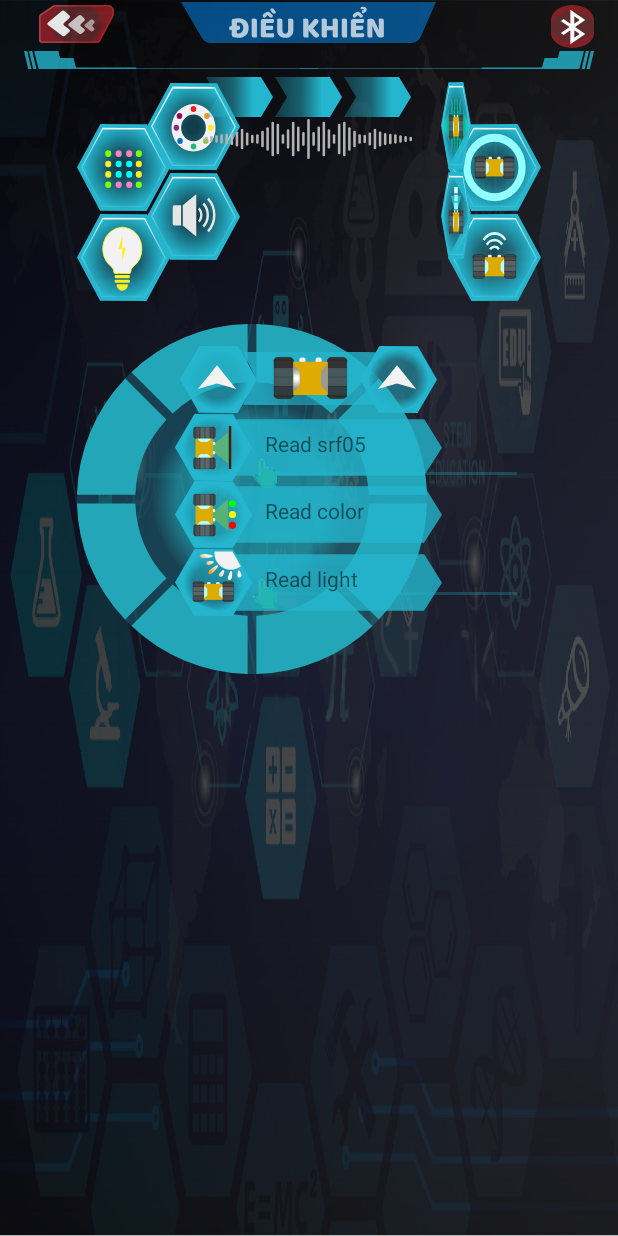
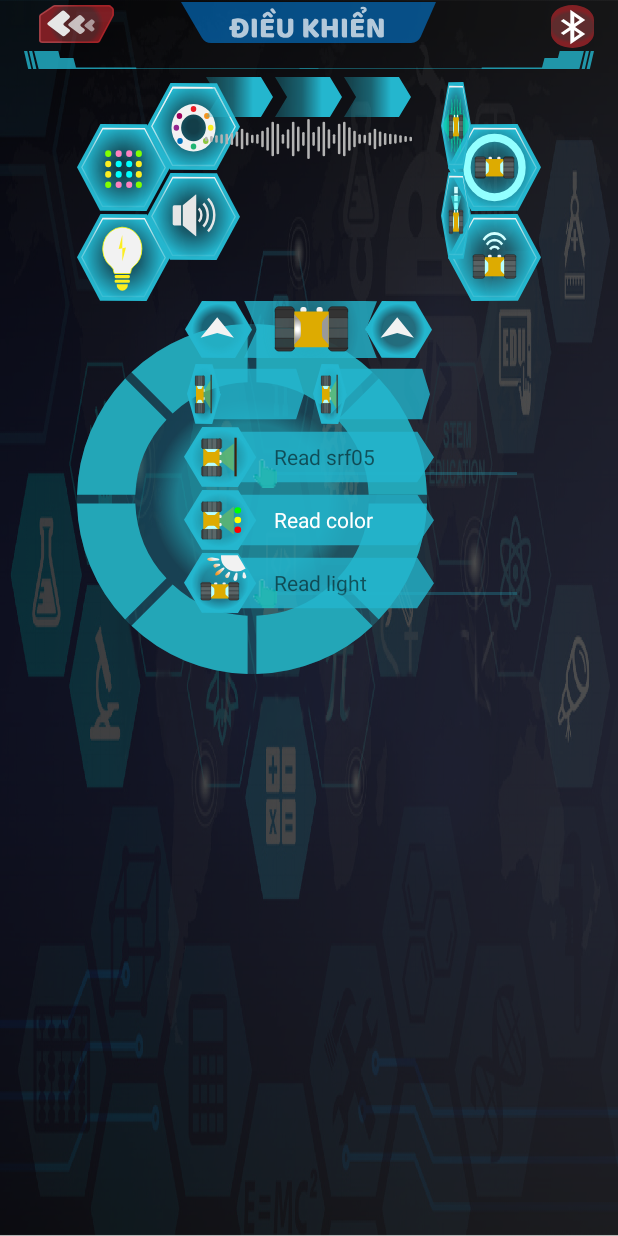
Before and after one commit to phandinhbacptit/appRobot, an Android app: the layout activity_control.xml on its own in the app's theme, with its tools: preview values and no code run, on a phone screen of 412 x 824 dp. Run offline under Robolectric (Android 15) with nearby library versions, the phone set to English and light mode, and no system bars.

Commit message:
app can control Button, led RGB, led matrix, buzzer, read line, read srf05, read light

```diff
--- a/app/src/main/res/drawable/ic_mode2.xml
+++ b/app/src/main/res/drawable/ic_mode2.xml
@@ -13,8 +13,8 @@
           android:startX="0"
           android:endX="21"
           android:type="linear">
-        <item android:offset="0.06" android:color="#4C24B6CE"/>
-        <item android:offset="0.4" android:color="#7F24B6CE"/>
+        <item android:offset="0.06" android:color="#FF24B6CE"/>
+        <item android:offset="0.4" android:color="#FF24B6CE"/>
         <item android:offset="0.7" android:color="#FF24B6CE"/>
       </gradient>
     </aapt:attr>
--- a/app/src/main/res/drawable/ic_mode3.xml
+++ /dev/null
@@ -1,22 +0,0 @@
-<vector xmlns:android="http://schemas.android.com/apk/res/android"
-    xmlns:aapt="http://schemas.android.com/aapt"
-    android:width="21dp"
-    android:height="13dp"
-    android:viewportWidth="21"
-    android:viewportHeight="13">
-  <path
-      android:pathData="M17.22,0l-17.22,0l3.78,6.5l-3.78,6.5l17.22,0l3.78,-6.5l-3.78,-6.5z">
-    <aapt:attr name="android:fillColor">
-      <gradient
-          android:startY="6.5"
-          android:endY="6.5"
-          android:startX="0"
-          android:endX="21"
-          android:type="linear">
-        <item android:offset="0.06" android:color="#4C24B6CE"/>
-        <item android:offset="0.4" android:color="#7F24B6CE"/>
-        <item android:offset="0.7" android:color="#FF24B6CE"/>
-      </gradient>
-    </aapt:attr>
-  </path>
-</vector>
--- a/app/src/main/res/layout/activity_control.xml
+++ b/app/src/main/res/layout/activity_control.xml
@@ -139,7 +139,7 @@
                 android:layout_toRightOf="@+id/btnMode1"
                 android:layout_marginLeft="1dp"
                 android:layout_marginTop="0dp"
-                android:background="@drawable/ic_mode2" />
+                android:background="@drawable/ic_mode1" />
             <ImageButton
                 android:id="@+id/btnMode3"
                 android:layout_width="20pt"
@@ -147,7 +147,7 @@
                 android:layout_toRightOf="@+id/btnMode2"
                 android:layout_marginLeft="1dp"
                 android:layout_marginTop="0dp"
-                android:background="@drawable/ic_mode3" />
+                android:background="@drawable/ic_mode1" />
 
         </RelativeLayout>
         <RelativeLayout
@@ -274,51 +274,73 @@
             android:layout_width="wrap_content"
             android:layout_height="wrap_content"
             android:id="@+id/layoutGetLine"
-            android:layout_marginTop="30dp"
+            android:layout_marginTop="0dp"
             android:orientation ="horizontal"
             android:layout_centerHorizontal="true">
             <TextView
                 android:id="@+id/line_left"
-                android:layout_width="23pt"
-                android:layout_height="20pt"
+                android:layout_width="20pt"
+                android:layout_height="17pt"
                 android:layout_marginLeft="0dp"
                 android:layout_marginTop="0dp"
                 android:background="@drawable/ic_line_off"/>
             <ImageButton
                 android:id="@+id/btnIconLine"
                 android:layout_width="40pt"
-                android:layout_height="16pt"
-                android:layout_marginLeft="42dp"
-                android:layout_marginTop="4dp"
+                android:layout_height="17pt"
+                android:layout_marginLeft="39dp"
+                android:layout_marginTop="0dp"
                 android:background="@drawable/ic_read_line"/>
             <TextView
                 android:id="@+id/line_right"
-                android:layout_width="23pt"
-                android:layout_height="20pt"
+                android:layout_width="20pt"
+                android:layout_height="17pt"
                 android:layout_marginLeft="120dp"
                 android:layout_marginTop="0dp"
                 android:background="@drawable/ic_line_off"/>
+        </RelativeLayout>
+        <!--- ____________Start layout Read button, sound Sensor________-->
+        <RelativeLayout
+            android:layout_width="wrap_content"
+            android:layout_height="wrap_content"
+            android:id="@+id/layoutGetSoundButton"
+            android:layout_marginTop="42dp"
+            android:orientation ="horizontal"
+            android:layout_centerHorizontal="true">
+
+            <ImageButton
+                android:id="@+id/btnIconSound"
+                android:layout_width="35pt"
+                android:layout_height="18pt"
+                android:layout_marginLeft="0dp"
+                android:background="@drawable/ic_read_srf05" />
+            <ImageButton
+                android:id="@+id/btnIconButton"
+                android:layout_width="35pt"
+                android:layout_height="18pt"
+                android:layout_marginLeft="84dp"
+                android:background="@drawable/ic_read_srf05" />
         </RelativeLayout>
         <!--- ____________Start layout Read SRF05 Sensor________-->
         <RelativeLayout
             android:layout_width="wrap_content"
             android:layout_height="wrap_content"
             android:id="@+id/layoutGetSrf05"
-            android:layout_marginTop="75dp"
+            android:layout_marginTop="84dp"
             android:orientation ="horizontal"
             android:layout_centerHorizontal="true">
 
             <ImageButton
                 android:id="@+id/btnIconSrf05"
-                android:layout_width="80pt"
-                android:layout_height="20pt"
+                android:layout_width="75pt"
+                android:layout_height="18pt"
                 android:layout_marginTop="0dp"
                 android:layout_marginLeft="60dp"
                 android:background="@drawable/ic_read_srf05" />
             <TextView
                 android:id="@+id/text_srf05"
-                android:layout_width="80pt"
-                android:layout_height="20pt"
+                android:layout_width="75pt"
+                android:layout_height="18pt"
                 android:layout_marginLeft="120dp"
                 android:layout_marginTop="10dp"
                 android:text="Read srf05" />
@@ -328,45 +350,46 @@
             android:layout_width="wrap_content"
             android:layout_height="wrap_content"
             android:id="@+id/layoutGetColor"
-            android:layout_marginTop="120dp"
+            android:layout_marginTop="126dp"
             android:orientation ="horizontal"
             android:layout_centerHorizontal="true">
 
             <ImageButton
                 android:id="@+id/btnIconColor"
-                android:layout_width="80pt"
-                android:layout_height="20pt"
+                android:layout_width="75pt"
+                android:layout_height="18pt"
                 android:layout_marginTop="0dp"
                 android:layout_marginLeft="60dp"
                 android:background="@drawable/ic_read_color" />
             <TextView
                 android:id="@+id/text_color"
-                android:layout_width="80pt"
-                android:layout_height="12pt"
+                android:layout_width="75pt"
+                android:layout_height="18pt"
                 android:layout_marginLeft="120dp"
                 android:layout_marginTop="10dp"
-                android:text="Read color" />
+                android:text="Read color"
+                android:textColor="#ffFFFF"/>
         </RelativeLayout>
         <!--- ____________Start layout Read Light  Sensor________-->
         <RelativeLayout
             android:layout_width="wrap_content"
             android:layout_height="wrap_content"
             android:id="@+id/layoutGetLight"
-            android:layout_marginTop="165dp"
+            android:layout_marginTop="168dp"
             android:orientation ="horizontal"
             android:layout_centerHorizontal="true">
 
             <ImageButton
                 android:id="@+id/btnIconLight"
-                android:layout_width="80pt"
-                android:layout_height="20pt"
+                android:layout_width="75pt"
+                android:layout_height="18pt"
                 android:layout_marginTop="0dp"
                 android:layout_marginLeft="60dp"
                 android:background="@drawable/ic_read_light" />
             <TextView
                 android:id="@+id/text_light"
-                android:layout_width="80pt"
-                android:layout_height="12pt"
+                android:layout_width="75pt"
+                android:layout_height="18pt"
                 android:layout_marginLeft="120dp"
                 android:layout_marginTop="10dp"
                 android:text="Read light" />
```
Also changed, not shown: app/src/main/java/com/example/myapplication/Control.java (+65 -10 lines), app/src/main/java/com/example/myapplication/classicBluetooth.java (+25 -9 lines), app/src/main/java/com/example/myapplication/define.java (+7 -1 lines).
